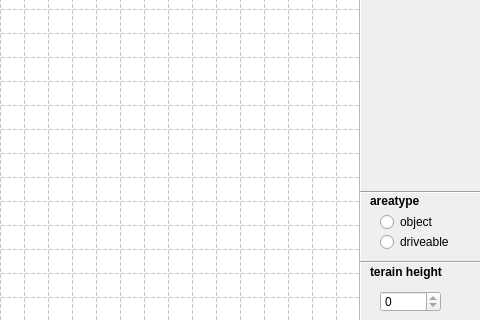
First picture: the form in Bart Muelders/mapper/mainwindow.ui, repository madmilla/THO78-Roborescue, before the edit; both pictures show x 120 to 600 and y 178 to 498 of the 600 by 498 pixel window.
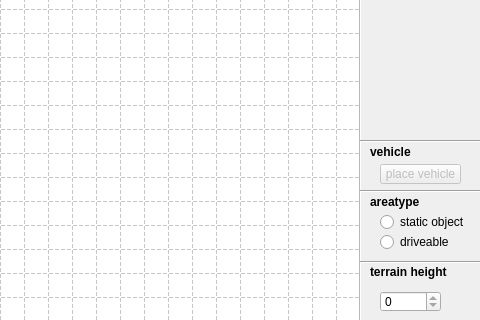
Second picture: the form after the edit.

```diff
--- a/Bart Muelders/mapper/mainwindow.ui
+++ b/Bart Muelders/mapper/mainwindow.ui
@@ -86,7 +86,7 @@
      </rect>
     </property>
     <property name="text">
-     <string>object</string>
+     <string>static object</string>
     </property>
     <property name="checkable">
      <bool>false</bool>
@@ -124,14 +124,14 @@
      </font>
     </property>
     <property name="text">
-     <string>terain height</string>
+     <string>terrain height</string>
     </property>
    </widget>
    <widget class="QLabel" name="label_2">
     <property name="geometry">
      <rect>
       <x>490</x>
-      <y>349</y>
+      <y>350</y>
       <width>101</width>
       <height>21</height>
      </rect>
@@ -163,7 +163,7 @@
     <property name="geometry">
      <rect>
       <x>480</x>
-      <y>341</y>
+      <y>340</y>
       <width>121</width>
       <height>21</height>
      </rect>
@@ -288,6 +288,57 @@
     <column/>
     <column/>
    </widget>
+   <widget class="QPushButton" name="vehicleButton">
+    <property name="enabled">
+     <bool>false</bool>
+    </property>
+    <property name="geometry">
+     <rect>
+      <x>500</x>
+      <y>323</y>
+      <width>81</width>
+      <height>20</height>
+     </rect>
+    </property>
+    <property name="text">
+     <string>place vehicle</string>
+    </property>
+    <property name="checkable">
+     <bool>false</bool>
+    </property>
+   </widget>
+   <widget class="Line" name="line_4">
+    <property name="geometry">
+     <rect>
+      <x>480</x>
+      <y>290</y>
+      <width>121</width>
+      <height>21</height>
+     </rect>
+    </property>
+    <property name="orientation">
+     <enum>Qt::Horizontal</enum>
+    </property>
+   </widget>
+   <widget class="QLabel" name="areaType_2">
+    <property name="geometry">
+     <rect>
+      <x>490</x>
+      <y>300</y>
+      <width>101</width>
+      <height>21</height>
+     </rect>
+    </property>
+    <property name="font">
+     <font>
+      <weight>75</weight>
+      <bold>true</bold>
+     </font>
+    </property>
+    <property name="text">
+     <string>vehicle</string>
+    </property>
+   </widget>
   </widget>
   <widget class="QMenuBar" name="menuBar">
    <property name="geometry">
```
Left out of the diff: 4 changed lines with no effect on the pictures.
